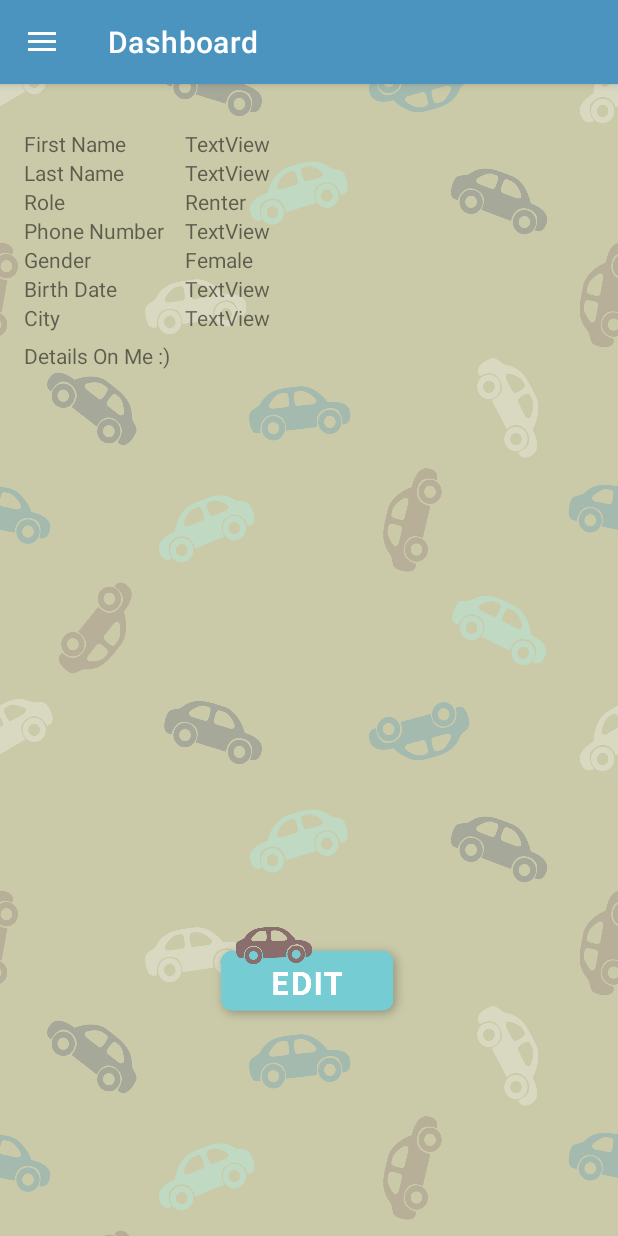
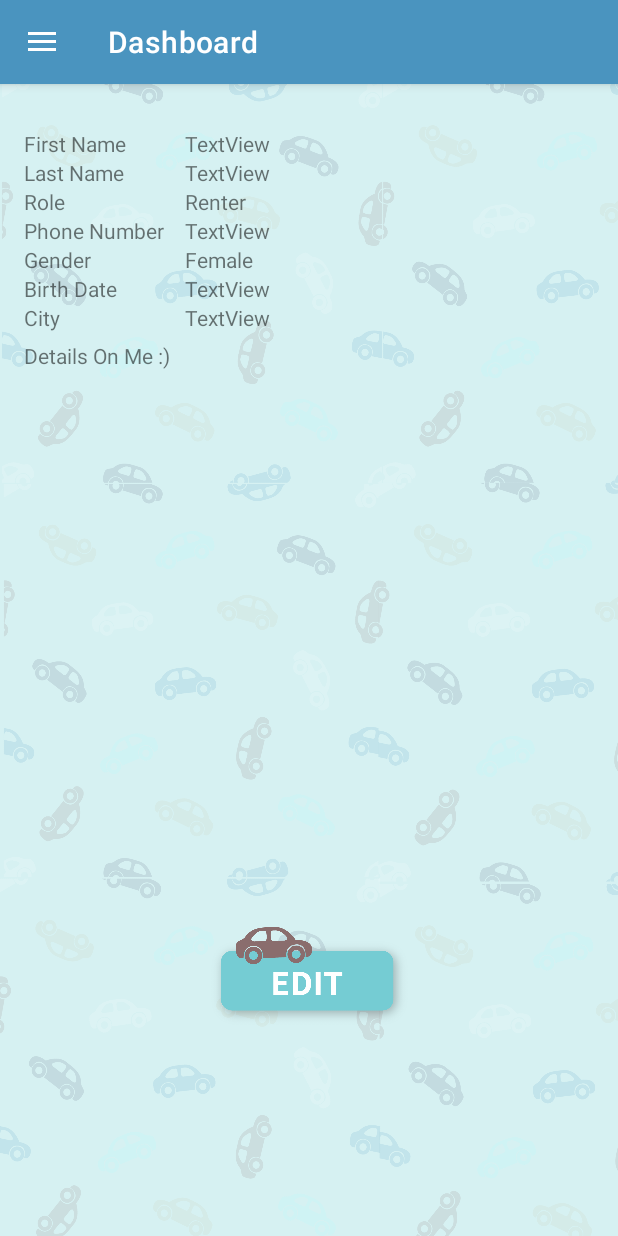
Before and after one commit to Daniel-Ros/GroundMnW, an Android app: the screen it shows after launch (MainActivity), in the side drawer, after a tap on "About", on a phone screen of 412 x 824 dp. Run offline under Robolectric (Android 15) with nearby library versions, the light colour scheme and no system bars; our stand-ins replace Firebase (no records; nobody signed in at launch, a user with empty details on screens opened directly); Roboto replaces fonts that are not available here; 1 statement that could not run was skipped.

Commit message:
changed background default

```diff
--- a/app/src/main/res/layout/activity_main.xml
+++ b/app/src/main/res/layout/activity_main.xml
@@ -6,7 +6,7 @@
     android:layout_width="match_parent"
     android:layout_height="match_parent"
     tools:context=".MainActivity"
-    android:background="@drawable/bezz_background">
+    android:background="@drawable/dense_dry_lblue_background">
 
     <FrameLayout
         android:id="@+id/main_fragment"
```
Also changed, not shown: app/src/main/res/drawable/dense_dark_background.png (added), app/src/main/res/drawable/dense_light_background.png (added).
